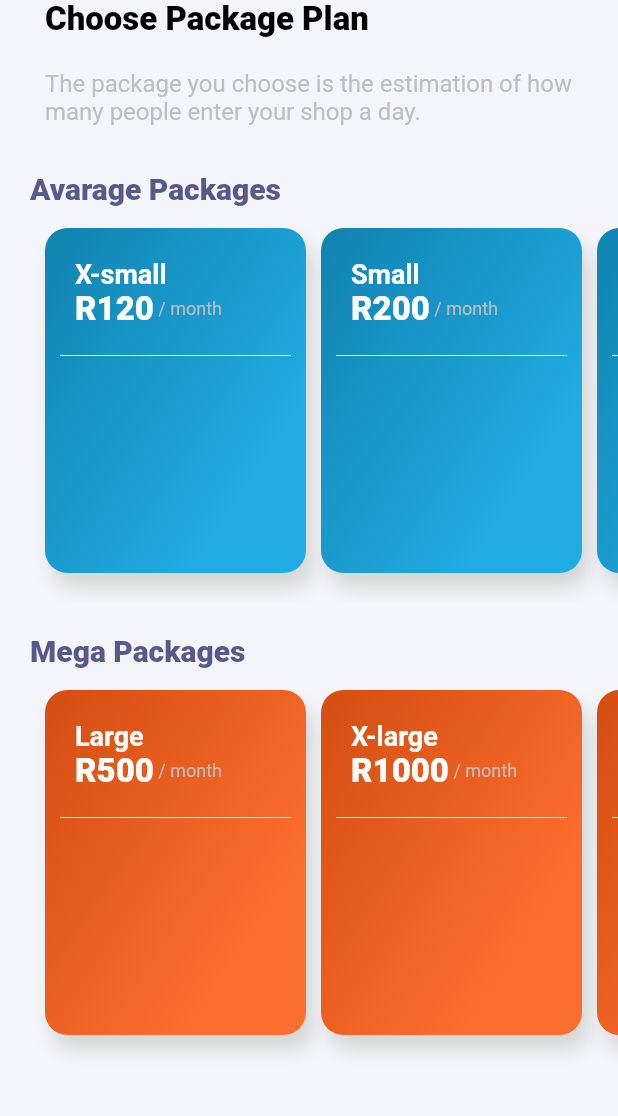
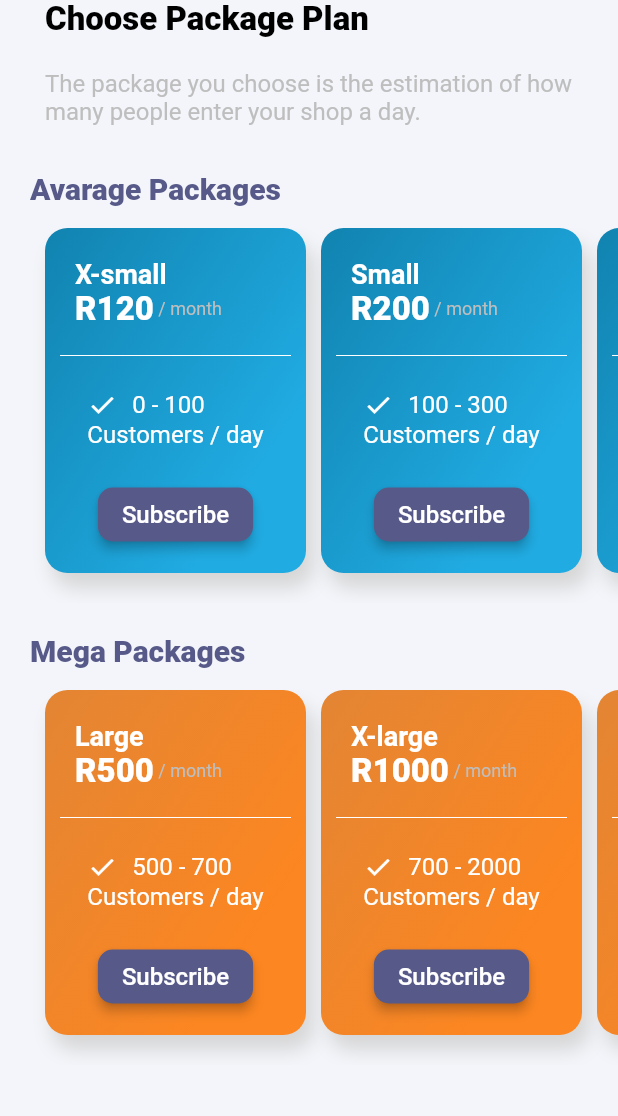
Before and after one commit to masibulelemgoqi/infinite_data, a Flutter app: the Packages screen opened directly, scrolled down 87 dp, on a phone screen of 412 x 824 dp, the part 96-1212 px from its top. Run offline on Flutter 3.47's test engine with Material 2 defaults, Android fonts, the phone set to English and light mode, and no system bars; our stand-ins replace google_fonts, simple_animations.

Commit message:
Completed auth interface, and made widgets

```diff
--- a/lib/helpers/helper.dart
+++ b/lib/helpers/helper.dart
@@ -1,5 +1,4 @@
 import 'package:flutter/material.dart';
-import 'package:google_fonts/google_fonts.dart';
 
 final textColor = Color(0xFFBEBEBE);
 final mainBlue = Color(0xFF20ABE2);
@@ -7,120 +6,5 @@ final darkBlue = Color(0xFF1183B0);
 final darkColor = Color(0xFF575A89);
 final hintColor = Color(0xFFDEDEDE);
 final backgroundColor = Color(0xFFF3F5FA);
-final mainOrange = Color(0xFFFC6E2E);
-final darkOrange = Color(0xFFD44D11);
-
-Widget makeInput({label, obscureText = false}) {
-  return Column(
-    crossAxisAlignment: CrossAxisAlignment.start,
-    children: [
-      Container(
-        margin: const EdgeInsets.only(left: 20.0),
-        child: Text(
-          label,
-          style: GoogleFonts.roboto(
-            textStyle: TextStyle(
-              fontSize: 18,
-              color: textColor,
-            ),
-          ),
-        ),
-      ),
-      SizedBox(height: 10.0),
-      Material(
-        elevation: 5,
-        borderRadius: BorderRadius.circular(10.0),
-        child: TextFormField(
-          obscureText: obscureText,
-          decoration: InputDecoration(
-            contentPadding: const EdgeInsets.symmetric(horizontal: 10.0),
-            fillColor: Colors.white,
-            hintText: label,
-            hintStyle: TextStyle(color: hintColor),
-            border: InputBorder.none,
-          ),
-        ),
-      ),
-      SizedBox(height: 20.0),
-    ],
-  );
-}
-
-Widget makeCard(
-    {context, packageSize, packageRange, price, startColor, endColor}) {
-  return GestureDetector(
-    onTap: () {},
-    child: AspectRatio(
-      aspectRatio: 4 / 5,
-      child: Container(
-        margin: EdgeInsets.only(right: 10.0),
-        padding: EdgeInsets.all(10.0),
-        decoration: BoxDecoration(
-          borderRadius: BorderRadius.circular(15.0),
-          gradient: LinearGradient(
-            begin: Alignment.topLeft,
-            colors: [
-              startColor,
-              endColor,
-            ],
-          ),
-          boxShadow: [
-            BoxShadow(
-              color: Colors.grey[350],
-              blurRadius: 10.0,
-              offset: Offset(5, 10),
-            )
-          ],
-        ),
-        child: Column(
-          children: [
-            Container(
-              padding: const EdgeInsets.all(10.0),
-              child: Column(
-                crossAxisAlignment: CrossAxisAlignment.start,
-                children: [
-                  Text(
-                    packageSize,
-                    style: GoogleFonts.roboto(
-                      textStyle: TextStyle(
-                        fontSize: 18,
-                        color: Colors.white,
-                        fontWeight: FontWeight.w700,
-                      ),
-                    ),
-                  ),
-                  Row(
-                    children: [
-                      Text(
-                        price,
-                        style: GoogleFonts.roboto(
-                          textStyle: TextStyle(
-                            fontSize: 22,
-                            color: Colors.white,
-                            fontWeight: FontWeight.w900,
-                          ),
-                        ),
-                      ),
-                      Text(
-                        ' / month',
-                        style: GoogleFonts.roboto(
-                          textStyle: TextStyle(
-                            fontSize: 12,
-                            color: textColor,
-                          ),
-                        ),
-                      ),
-                    ],
-                  )
-                ],
-              ),
-            ),
-            Divider(
-              color: Colors.white,
-            ),
-          ],
-        ),
-      ),
-    ),
-  );
-}
+final mainOrange = Color(0xFFFC8621);
+final darkOrange = Color(0xFFE38534);
--- a/lib/views/auth/login.dart
+++ b/lib/views/auth/login.dart
@@ -5,6 +5,7 @@ import 'package:google_fonts/google_fonts.dart';
 import 'package:infinite_data/animations/fade_animation.dart';
 import 'package:infinite_data/helpers/helper.dart';
 import 'package:infinite_data/views/auth/register.dart';
+import 'package:infinite_data/views/widgets/create_input.dart';
 
 class Login extends StatefulWidget {
   @override
--- a/lib/views/auth/packages.dart
+++ b/lib/views/auth/packages.dart
@@ -2,6 +2,7 @@ import 'package:flutter/material.dart';
 import 'package:google_fonts/google_fonts.dart';
 import 'package:infinite_data/animations/fade_animation.dart';
 import 'package:infinite_data/helpers/helper.dart';
+import 'package:infinite_data/views/widgets/package_card.dart';
 
 class Packages extends StatefulWidget {
   @override
@@ -83,12 +84,15 @@ class _PackagesState extends State<Packages> {
                       ),
                     ),
                     SizedBox(height: 20.0),
+                    FadeAnimation(
+                      1.2,
                       Text(
                         'The package you choose is the estimation of how many people enter your shop a day.',
                         style: GoogleFonts.roboto(
                           textStyle: TextStyle(
                             fontSize: 16,
                             color: textColor,
+                          ),
                         ),
                       ),
                     ),
@@ -99,7 +103,7 @@ class _PackagesState extends State<Packages> {
               Container(
                 padding: EdgeInsets.only(left: 20),
                 child: FadeAnimation(
-                  1,
+                  1.4,
                   Text(
                     'Avarage Packages',
                     style: GoogleFonts.roboto(
@@ -120,6 +124,8 @@ class _PackagesState extends State<Packages> {
                   padding: const EdgeInsets.only(bottom: 20, left: 30),
                   scrollDirection: Axis.horizontal,
                   children: [
+                    FadeAnimation(
+                      1.6,
                       makeCard(
                         context: context,
                         packageSize: "X-small",
@@ -128,6 +134,9 @@ class _PackagesState extends State<Packages> {
                         startColor: darkBlue,
                         endColor: mainBlue,
                       ),
+                    ),
+                    FadeAnimation(
+                      1.8,
                       makeCard(
                         context: context,
                         packageSize: "Small",
@@ -136,6 +145,9 @@ class _PackagesState extends State<Packages> {
                         startColor: darkBlue,
                         endColor: mainBlue,
                       ),
+                    ),
+                    FadeAnimation(
+                      2,
                       makeCard(
                         context: context,
                         packageSize: "Medium",
@@ -144,6 +156,7 @@ class _PackagesState extends State<Packages> {
                         startColor: darkBlue,
                         endColor: mainBlue,
                       ),
+                    ),
                   ],
                 ),
               ),
@@ -151,7 +164,7 @@ class _PackagesState extends State<Packages> {
               Container(
                 padding: EdgeInsets.only(left: 20),
                 child: FadeAnimation(
-                  1,
+                  1.4,
                   Text(
                     'Mega Packages',
                     style: GoogleFonts.roboto(
@@ -172,29 +185,38 @@ class _PackagesState extends State<Packages> {
                   padding: const EdgeInsets.only(bottom: 20, left: 30),
                   scrollDirection: Axis.horizontal,
                   children: [
+                    FadeAnimation(
+                      1.6,
                       makeCard(
                         context: context,
                         packageSize: "Large",
-                      packageRange: '0 - 100',
+                        packageRange: '500 - 700',
                         price: 'R500',
                         startColor: darkOrange,
                         endColor: mainOrange,
                       ),
+                    ),
+                    FadeAnimation(
+                      1.8,
                       makeCard(
                         context: context,
                         packageSize: "X-large",
-                      packageRange: '100 - 300',
+                        packageRange: '700 - 2000',
                         price: 'R1000',
                         startColor: darkOrange,
                         endColor: mainOrange,
                       ),
+                    ),
+                    FadeAnimation(
+                      2,
                       makeCard(
                         context: context,
                         packageSize: "Infinite",
-                      packageRange: '300 - 500',
+                        packageRange: '2000+',
                         price: 'R3000',
                         startColor: darkOrange,
                         endColor: mainOrange,
+                      ),
                     ),
                   ],
                 ),
--- a/lib/views/auth/register.dart
+++ b/lib/views/auth/register.dart
@@ -4,6 +4,7 @@ import 'package:infinite_data/animations/fade_animation.dart';
 import 'package:infinite_data/helpers/helper.dart';
 import 'package:infinite_data/views/auth/login.dart';
 import 'package:infinite_data/views/auth/packages.dart';
+import 'package:infinite_data/views/widgets/create_input.dart';
 
 class Register extends StatefulWidget {
   @override
--- /dev/null
+++ b/lib/views/widgets/create_input.dart
@@ -0,0 +1,39 @@
+import 'package:flutter/material.dart';
+import 'package:google_fonts/google_fonts.dart';
+import 'package:infinite_data/helpers/helper.dart';
+
+Widget makeInput({label, obscureText = false}) {
+  return Column(
+    crossAxisAlignment: CrossAxisAlignment.start,
+    children: [
+      Container(
+        margin: const EdgeInsets.only(left: 20.0),
+        child: Text(
+          label,
+          style: GoogleFonts.roboto(
+            textStyle: TextStyle(
+              fontSize: 18,
+              color: textColor,
+            ),
+          ),
+        ),
+      ),
+      SizedBox(height: 10.0),
+      Material(
+        elevation: 5,
+        borderRadius: BorderRadius.circular(10.0),
+        child: TextFormField(
+          obscureText: obscureText,
+          decoration: InputDecoration(
+            contentPadding: const EdgeInsets.symmetric(horizontal: 10.0),
+            fillColor: Colors.white,
+            hintText: label,
+            hintStyle: TextStyle(color: hintColor),
+            border: InputBorder.none,
+          ),
+        ),
+      ),
+      SizedBox(height: 20.0),
+    ],
+  );
+}
--- /dev/null
+++ b/lib/views/widgets/package_card.dart
@@ -0,0 +1,132 @@
+import 'package:flutter/material.dart';
+import 'package:google_fonts/google_fonts.dart';
+import 'package:infinite_data/helpers/helper.dart';
+
+Widget makeCard(
+    {context, packageSize, packageRange, price, startColor, endColor}) {
+  return GestureDetector(
+    onTap: () {},
+    child: AspectRatio(
+      aspectRatio: 4 / 5,
+      child: Container(
+        margin: EdgeInsets.only(right: 10.0),
+        padding: EdgeInsets.all(10.0),
+        decoration: BoxDecoration(
+          borderRadius: BorderRadius.circular(15.0),
+          gradient: LinearGradient(
+            begin: Alignment.topLeft,
+            colors: [
+              startColor,
+              endColor,
+            ],
+          ),
+          boxShadow: [
+            BoxShadow(
+              color: Colors.grey[350],
+              blurRadius: 10.0,
+              offset: Offset(5, 10),
+            )
+          ],
+        ),
+        child: Column(
+          children: [
+            Container(
+              padding: const EdgeInsets.all(10.0),
+              child: Column(
+                crossAxisAlignment: CrossAxisAlignment.start,
+                children: [
+                  Text(
+                    packageSize,
+                    style: GoogleFonts.roboto(
+                      textStyle: TextStyle(
+                        fontSize: 18,
+                        color: Colors.white,
+                        fontWeight: FontWeight.w700,
+                      ),
+                    ),
+                  ),
+                  Row(
+                    children: [
+                      Text(
+                        price,
+                        style: GoogleFonts.roboto(
+                          textStyle: TextStyle(
+                            fontSize: 22,
+                            color: Colors.white,
+                            fontWeight: FontWeight.w900,
+                          ),
+                        ),
+                      ),
+                      Text(
+                        ' / month',
+                        style: GoogleFonts.roboto(
+                          textStyle: TextStyle(
+                            fontSize: 12,
+                            color: textColor,
+                          ),
+                        ),
+                      ),
+                    ],
+                  )
+                ],
+              ),
+            ),
+            Divider(
+              color: Colors.white,
+            ),
+            SizedBox(height: 15.0),
+            Wrap(
+              alignment: WrapAlignment.start,
+              children: [
+                Icon(
+                  Icons.check,
+                  color: Colors.white,
+                  size: 20.0,
+                ),
+                SizedBox(width: 10.0),
+                Text(
+                  packageRange,
+                  style: GoogleFonts.roboto(
+                    textStyle: TextStyle(
+                      fontSize: 16,
+                      color: Colors.white,
+                    ),
+                  ),
+                ),
+                SizedBox(width: 5.0),
+                Text(
+                  'Customers / day',
+                  style: GoogleFonts.roboto(
+                    textStyle: TextStyle(
+                      fontSize: 16,
+                      color: Colors.white,
+                    ),
+                  ),
+                ),
+              ],
+            ),
+            SizedBox(height: 20.0),
+            RaisedButton(
+              onPressed: () {},
+              color: darkColor,
+              elevation: 3,
+              shape: RoundedRectangleBorder(
+                borderRadius: new BorderRadius.circular(10.0),
+                side: BorderSide.none,
+              ),
+              child: Text(
+                'Subscribe',
+                style: GoogleFonts.roboto(
+                  textStyle: TextStyle(
+                    fontSize: 16,
+                    color: Colors.white,
+                  ),
+                ),
+              ),
+            ),
+          ],
+        ),
+      ),
+    ),
+  );
+}
```
Lines whose indentation alone changed are shown as unchanged.
